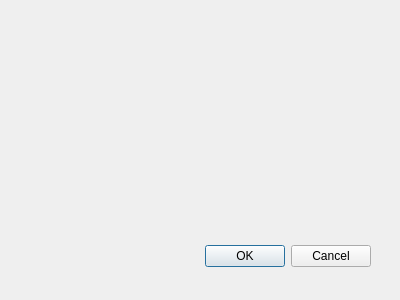
This is qodm/qodm_dialog_base.ui in SandroGroth/QODM as Qt 5 draws it before an edit. The edited form follows.
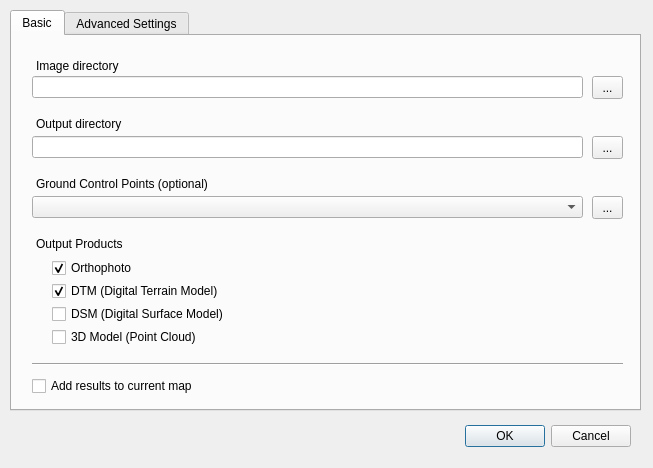
This is the edited form.

Commit message: Bsic UI Structure.

```diff
--- a/qodm/qodm_dialog_base.ui
+++ b/qodm/qodm_dialog_base.ui
@@ -1,22 +1,22 @@
 <ui version="4.0" >
  <class>QODMDialogBase</class>
- <widget class="QDialog" name="QODMDialogBase" >
-  <property name="geometry" >
+ <widget class="QDialog" name="QODMDialogBase">
+  <property name="geometry">
    <rect>
     <x>0</x>
     <y>0</y>
-    <width>400</width>
-    <height>300</height>
+    <width>653</width>
+    <height>468</height>
    </rect>
   </property>
   <property name="windowTitle" >
    <string>QODM</string>
   </property>
-  <widget class="QDialogButtonBox" name="button_box" >
-   <property name="geometry" >
+  <widget class="QDialogButtonBox" name="button_box">
+   <property name="geometry">
     <rect>
-     <x>30</x>
-     <y>240</y>
+     <x>290</x>
+     <y>420</y>
      <width>341</width>
      <height>32</height>
     </rect>
@@ -28,6 +28,240 @@
     <set>QDialogButtonBox::Cancel|QDialogButtonBox::Ok</set>
    </property>
   </widget>
+  <widget class="QTabWidget" name="tabWidget">
+   <property name="geometry">
+    <rect>
+     <x>10</x>
+     <y>10</y>
+     <width>631</width>
+     <height>401</height>
+    </rect>
+   </property>
+   <property name="currentIndex">
+    <number>0</number>
+   </property>
+   <widget class="QWidget" name="basic_tab">
+    <attribute name="title">
+     <string>Basic</string>
+    </attribute>
+    <widget class="QToolButton" name="toolButton">
+     <property name="geometry">
+      <rect>
+       <x>580</x>
+       <y>40</y>
+       <width>31</width>
+       <height>23</height>
+      </rect>
+     </property>
+     <property name="text">
+      <string>...</string>
+     </property>
+    </widget>
+    <widget class="QLabel" name="label">
+     <property name="geometry">
+      <rect>
+       <x>24</x>
+       <y>20</y>
+       <width>101</width>
+       <height>20</height>
+      </rect>
+     </property>
+     <property name="font">
+      <font>
+       <weight>50</weight>
+       <bold>false</bold>
+      </font>
+     </property>
+     <property name="text">
+      <string>Image directory</string>
+     </property>
+    </widget>
+    <widget class="QLineEdit" name="lineEdit">
+     <property name="geometry">
+      <rect>
+       <x>20</x>
+       <y>40</y>
+       <width>551</width>
+       <height>22</height>
+      </rect>
+     </property>
+    </widget>
+    <widget class="QLineEdit" name="lineEdit_2">
+     <property name="geometry">
+      <rect>
+       <x>20</x>
+       <y>100</y>
+       <width>551</width>
+       <height>22</height>
+      </rect>
+     </property>
+    </widget>
+    <widget class="QLabel" name="label_2">
+     <property name="geometry">
+      <rect>
+       <x>24</x>
+       <y>80</y>
+       <width>191</width>
+       <height>16</height>
+      </rect>
+     </property>
+     <property name="text">
+      <string>Output directory</string>
+     </property>
+    </widget>
+    <widget class="QToolButton" name="toolButton_2">
+     <property name="geometry">
+      <rect>
+       <x>580</x>
+       <y>100</y>
+       <width>31</width>
+       <height>23</height>
+      </rect>
+     </property>
+     <property name="text">
+      <string>...</string>
+     </property>
+    </widget>
+    <widget class="QComboBox" name="comboBox">
+     <property name="geometry">
+      <rect>
+       <x>20</x>
+       <y>160</y>
+       <width>551</width>
+       <height>22</height>
+      </rect>
+     </property>
+    </widget>
+    <widget class="QLabel" name="label_3">
+     <property name="geometry">
+      <rect>
+       <x>24</x>
+       <y>140</y>
+       <width>201</width>
+       <height>16</height>
+      </rect>
+     </property>
+     <property name="text">
+      <string>Ground Control Points (optional)</string>
+     </property>
+    </widget>
+    <widget class="QToolButton" name="toolButton_3">
+     <property name="geometry">
+      <rect>
+       <x>580</x>
+       <y>160</y>
+       <width>31</width>
+       <height>23</height>
+      </rect>
+     </property>
+     <property name="text">
+      <string>...</string>
+     </property>
+    </widget>
+    <widget class="QLabel" name="label_4">
+     <property name="geometry">
+      <rect>
+       <x>24</x>
+       <y>200</y>
+       <width>101</width>
+       <height>16</height>
+      </rect>
+     </property>
+     <property name="text">
+      <string>Output Products</string>
+     </property>
+    </widget>
+    <widget class="QCheckBox" name="checkBox">
+     <property name="geometry">
+      <rect>
+       <x>40</x>
+       <y>222</y>
+       <width>121</width>
+       <height>20</height>
+      </rect>
+     </property>
+     <property name="text">
+      <string>Orthophoto</string>
+     </property>
+     <property name="checked">
+      <bool>true</bool>
+     </property>
+    </widget>
+    <widget class="QCheckBox" name="checkBox_2">
+     <property name="geometry">
+      <rect>
+       <x>40</x>
+       <y>245</y>
+       <width>181</width>
+       <height>20</height>
+      </rect>
+     </property>
+     <property name="text">
+      <string>DTM (Digital Terrain Model)</string>
+     </property>
+     <property name="checked">
+      <bool>true</bool>
+     </property>
+    </widget>
+    <widget class="QCheckBox" name="checkBox_3">
+     <property name="geometry">
+      <rect>
+       <x>40</x>
+       <y>268</y>
+       <width>191</width>
+       <height>20</height>
+      </rect>
+     </property>
+     <property name="text">
+      <string>DSM (Digital Surface Model)</string>
+     </property>
+    </widget>
+    <widget class="QCheckBox" name="checkBox_4">
+     <property name="geometry">
+      <rect>
+       <x>40</x>
+       <y>291</y>
+       <width>181</width>
+       <height>20</height>
+      </rect>
+     </property>
+     <property name="text">
+      <string>3D Model (Point Cloud)</string>
+     </property>
+    </widget>
+    <widget class="Line" name="line">
+     <property name="geometry">
+      <rect>
+       <x>20</x>
+       <y>320</y>
+       <width>591</width>
+       <height>16</height>
+      </rect>
+     </property>
+     <property name="orientation">
+      <enum>Qt::Horizontal</enum>
+     </property>
+    </widget>
+    <widget class="QCheckBox" name="checkBox_5">
+     <property name="geometry">
+      <rect>
+       <x>20</x>
+       <y>340</y>
+       <width>191</width>
+       <height>20</height>
+      </rect>
+     </property>
+     <property name="text">
+      <string>Add results to current map</string>
+     </property>
+    </widget>
+   </widget>
+   <widget class="QWidget" name="adv_tab">
+    <attribute name="title">
+     <string>Advanced Settings</string>
+    </attribute>
+   </widget>
+  </widget>
  </widget>
  <resources/>
  <connections>
```
Left out of the diff: 33 changed lines with no effect on the pictures.
